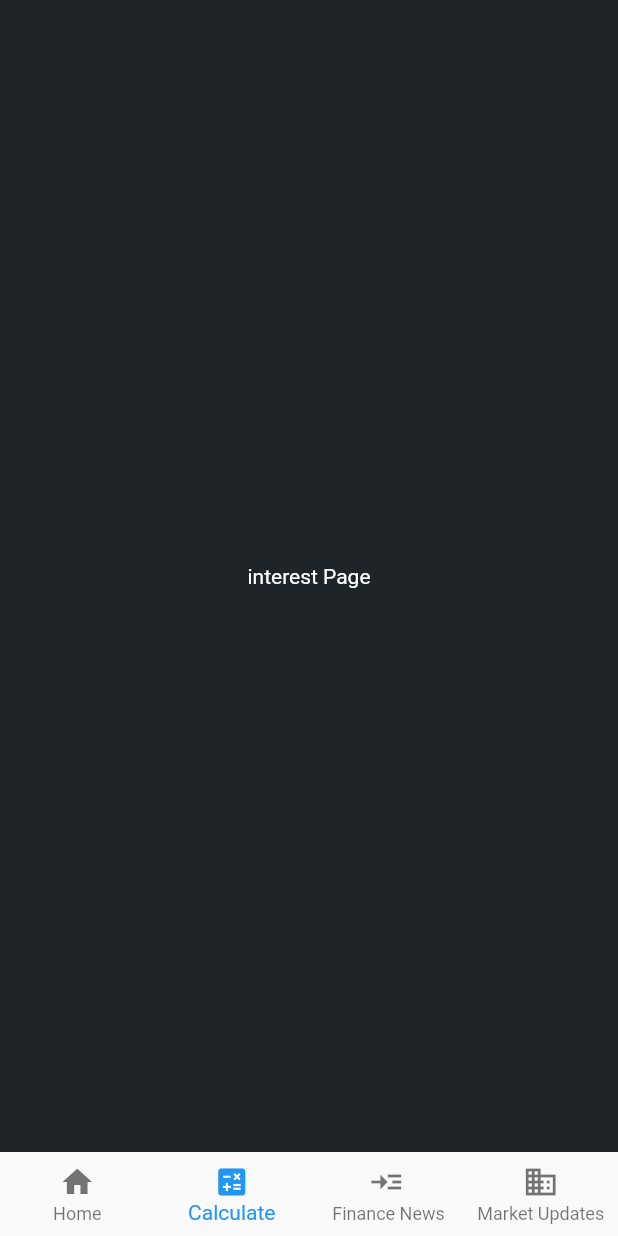
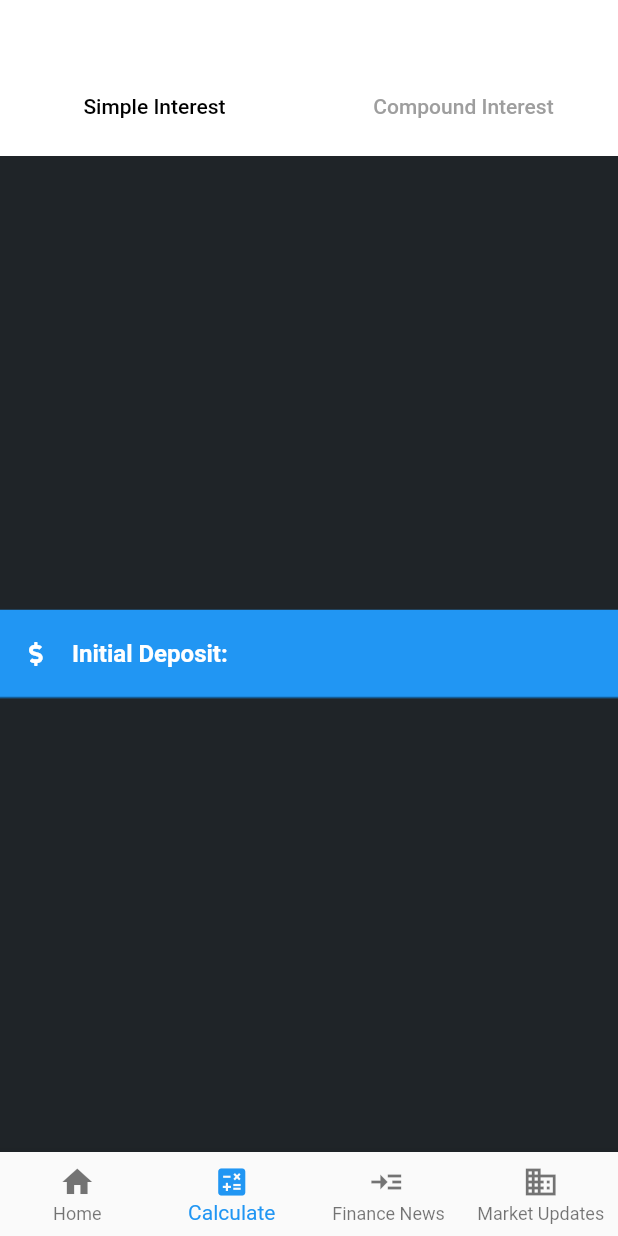
Before and after one commit to vikilinho/vivest, a Flutter app: the screen it shows after launch, item 2 of the bottom bar chosen, on a phone screen of 412 x 824 dp. Run offline on Flutter 3.47's test engine with Material 2 defaults, Android fonts, the phone set to English and light mode, and no system bars; our stand-ins replace font_awesome_flutter, introduction_screen.

Commit message:
new commit

```diff
--- /dev/null
+++ b/lib/screens/InterestTab1.dart
@@ -0,0 +1,60 @@
+import 'package:flutter/material.dart';
+import 'package:investo/screens/compoundinterest.dart';
+import 'package:investo/screens/SimpleInterest.dart';
+
+class InterestPageTab extends StatefulWidget {
+  @override
+  _InterestPageTabState createState() => _InterestPageTabState();
+}
+
+class _InterestPageTabState extends State<InterestPageTab>
+    with SingleTickerProviderStateMixin {
+  TabController _controller;
+  int _currentIndex = 0;
+  set currentIndex(int index) {
+    setState(() {
+      _currentIndex = index;
+    });
+  }
+
+  List<Widget> list = [
+    Tab(
+      text: 'Simple Interest',
+    ),
+    Tab(
+      text: 'Compound Interest',
+    ),
+  ];
+  void initState() {
+    super.initState();
+    // Create TabController for getting the index of current tab
+    _controller = TabController(length: list.length, vsync: this);
+
+    _controller.addListener(() {
+      _currentIndex = _controller.index;
+    });
+  }
+
+  @override
+  Widget build(BuildContext context) {
+    return Scaffold(
+      appBar: AppBar(
+        elevation: 0,
+        backgroundColor: Colors.white,
+        bottom: TabBar(
+          unselectedLabelColor: Colors.grey,
+          labelColor: Colors.black,
+          labelPadding: EdgeInsets.all(8.0),
+          indicatorColor: Colors.white,
+          onTap: (index) => currentIndex = index,
+          controller: _controller,
+          tabs: list,
+        ),
+      ),
+      body: TabBarView(
+        controller: _controller,
+        children: [SimpleInterest(), CompoundInterest()],
+      ),
+    );
+  }
+}
--- /dev/null
+++ b/lib/screens/SimpleInterest.dart
@@ -0,0 +1,40 @@
+import 'dart:ui';
+
+import 'package:flutter/cupertino.dart';
+import 'package:flutter/material.dart';
+import 'package:font_awesome_flutter/font_awesome_flutter.dart';
+import 'package:investo/constants/container.dart';
+
+class SimpleInterest extends StatefulWidget {
+  @override
+  _SimpleInterestState createState() => _SimpleInterestState();
+}
+
+class _SimpleInterestState extends State<SimpleInterest> {
+  int initialBalance = 20;
+
+  @override
+  Widget build(BuildContext context) {
+    return Scaffold(
+      body: Center(
+        child: Container(
+          decoration: BoxDecoration(color: Colors.blue),
+          child: TextField(
+            style: TextStyle(color: Colors.white),
+            decoration: InputDecoration(
+              prefixIcon: Icon(
+                FontAwesomeIcons.dollarSign,
+                size: 16.0,
+                color: Colors.white,
+              ),
+              labelText: "Initial Deposit:",
+              labelStyle:
+                  TextStyle(color: Colors.white, fontWeight: FontWeight.bold),
+              focusColor: Colors.white,
+            ),
+          ),
+        ),
+      ),
+    );
+  }
+}
--- a/lib/screens/interestPage.dart
+++ /dev/null
@@ -1,22 +0,0 @@
-import 'package:flutter/material.dart';
-
-class InterestPage extends StatefulWidget {
-  @override
-  _InterestPageState createState() => _InterestPageState();
-}
-
-class _InterestPageState extends State<InterestPage> {
-  @override
-  Widget build(BuildContext context) {
-    return Scaffold(
-      body: Center(
-        child: Container(
-          child: Text(
-            "interest Page",
-            style: TextStyle(color: Colors.white),
-          ),
-        ),
-      ),
-    );
-  }
-}
--- a/lib/screens/navigationScreen.dart
+++ b/lib/screens/navigationScreen.dart
@@ -1,7 +1,7 @@
 import 'package:flutter/material.dart';
 import 'package:investo/screens/financeNews.dart';
 import 'package:investo/screens/homeScreen.dart';
-import 'package:investo/screens/interestPage.dart';
+import 'package:investo/screens/InterestTab1.dart';
 import 'package:investo/screens/liveMarket.dart';
 
 class NavigationScreen extends StatefulWidget {
@@ -24,7 +24,7 @@ class _NavigationScreenState extends State<NavigationScreen> {
           index: _currentIndex,
           children: [
             HomeScreen(),
-            InterestPage(),
+            InterestPageTab(),
             FinanceNews(),
             LiveMarket(),
           ],
--- a/lib/screens/simpleInterest.dart
+++ /dev/null
@@ -1,13 +0,0 @@
-import 'package:flutter/material.dart';
-
-class  extends StatefulWidget {
-  @override
-  _State createState() => _State();
-}
-
-class _State extends State<> {
-  @override
-  Widget build(BuildContext context) {
-    return Container();
-  }
-}
```
Also changed, not shown: lib/constants/container.dart (added, +39 -0 lines), lib/screens/compoundinterest.dart (+26 -0 lines).
